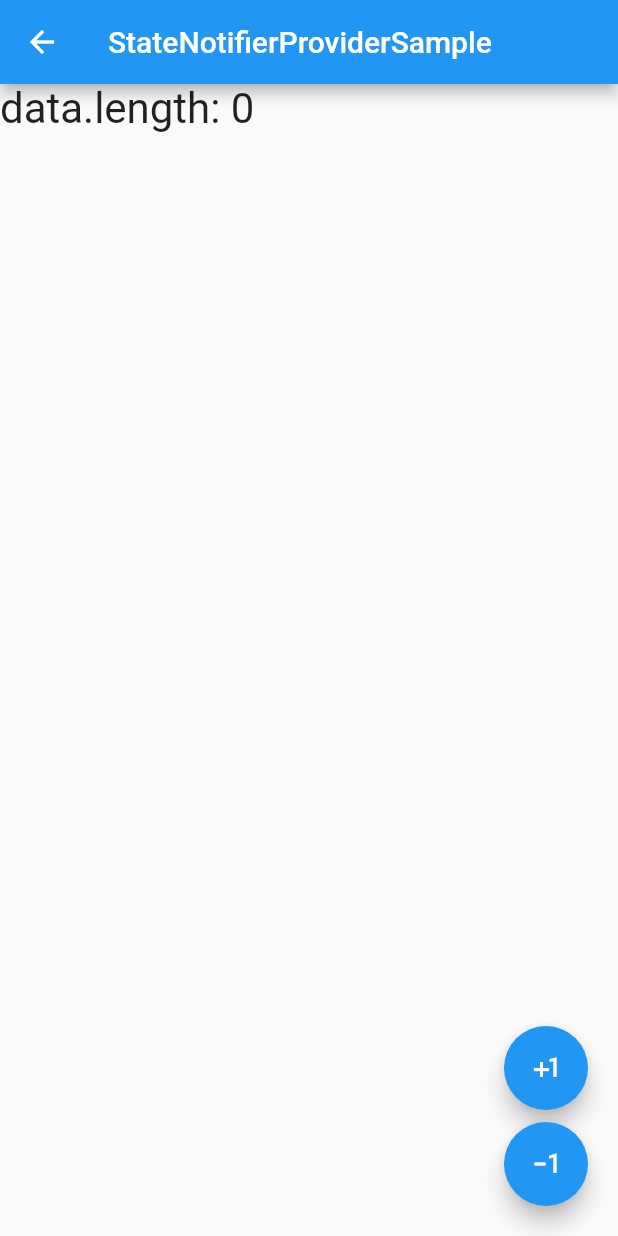
After one commit to ktakayama/RiverpodSample, a Flutter app: the StateNotifierProviderSample screen opened directly, after a tap on the "plus one" icon, after a tap on the "exposure minus 1" icon, on a phone screen of 412 x 824 dp. The commit adds this screen. Run offline on Flutter 3.47's test engine with Material 2 defaults, Android fonts, the phone set to English and light mode, and no system bars; our stand-ins replace flutter_riverpod.

Commit message:
[feat] add StateNotifierProviderSample

```diff
--- a/lib/main.dart
+++ b/lib/main.dart
@@ -1,5 +1,6 @@
 import 'package:flutter/material.dart';
 import 'package:flutter_riverpod/flutter_riverpod.dart';
+import 'package:riverpod_sample/state_notifier_provider_sample.dart';
 import 'package:riverpod_sample/state_provider_sample.dart';
 
 void main() {
@@ -31,6 +32,7 @@ class SampleList extends StatelessWidget {
   Widget build(BuildContext context) {
     var samples = {
       'StateProviderSample': () => const StateProviderSample(),
+      'StateNotifierProviderSample': () => const StateNotifierProviderSample(),
     };
     return Scaffold(
         appBar: AppBar(title: const Text('List')),
--- /dev/null
+++ b/lib/state_notifier_provider_sample.dart
@@ -0,0 +1,54 @@
+import 'package:flutter/material.dart';
+import 'package:flutter_riverpod/flutter_riverpod.dart';
+
+final dataListNotifierProvider =
+    StateNotifierProvider<DataListNotifier, List<String>>(
+        (_) => DataListNotifier());
+
+class DataListNotifier extends StateNotifier<List<String>> {
+  DataListNotifier() : super([]);
+
+  void add(String text) {
+    state = [...state, text];
+  }
+
+  void remove(String text) {
+    state = [
+      for (final t in state)
+        if (t != text) t,
+    ];
+  }
+}
+
+class StateNotifierProviderSample extends ConsumerWidget {
+  const StateNotifierProviderSample({super.key});
+
+  @override
+  Widget build(BuildContext context, WidgetRef ref) {
+    final data = ref.watch(dataListNotifierProvider);
+    final notifier = ref.watch(dataListNotifierProvider.notifier);
+
+    return Scaffold(
+        appBar: AppBar(title: const Text('StateNotifierProviderSample')),
+        body: ListView(children: [
+          Text('data.length: ${data.length}', textScaleFactor: 2),
+          if (data.isNotEmpty)
+            Text('Latest: ${data.last}', textScaleFactor: 1.5),
+        ]),
+        floatingActionButton: Wrap(
+          direction: Axis.vertical,
+          children: [
+            FloatingActionButton(
+              onPressed: () => notifier.add(DateTime.now().toIso8601String()),
+              child: const Icon(Icons.plus_one),
+            ),
+            FloatingActionButton(
+              onPressed: () => notifier.remove(data[0]),
+              child: const Icon(Icons.exposure_minus_1_rounded),
+            ),
+          ]
+              .map((e) => Padding(padding: const EdgeInsets.all(4), child: e))
+              .toList(),
+        ));
+  }
+}
```
